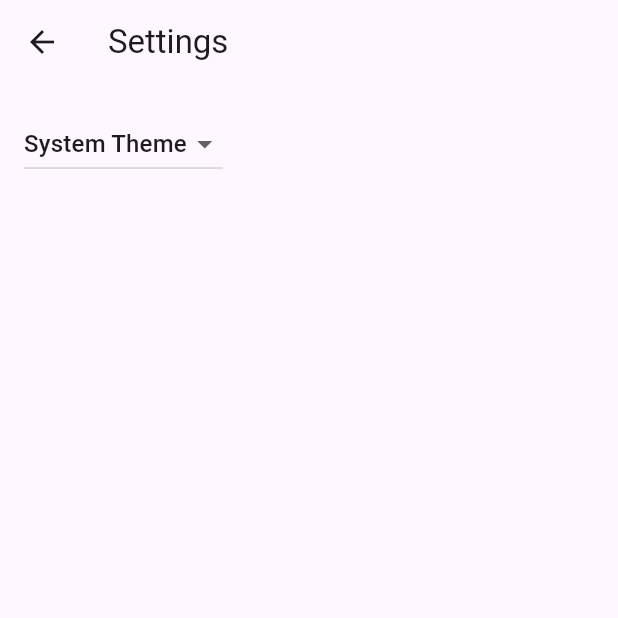
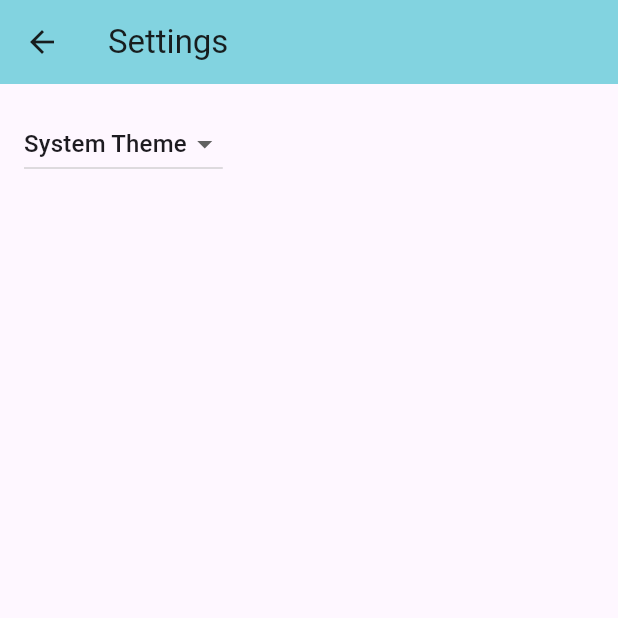
Before and after one commit to jeffreyalanwang/take_recorder, a Flutter app: the screen it shows after launch, after a tap on the "settings" icon, on a phone screen of 412 x 824 dp, the top half of it. Run offline on Flutter 3.47's test engine with Material 3 defaults, Android fonts, the light colour scheme and no system bars; drawn by our look-alikes of dynamic_color; generated files the repository leaves out were written again.

Commit message:
enable system color scheme

```diff
--- a/lib/src/app.dart
+++ b/lib/src/app.dart
@@ -1,13 +1,14 @@
 import 'package:flutter/material.dart';
 import 'package:flutter_gen/gen_l10n/app_localizations.dart';
 import 'package:flutter_localizations/flutter_localizations.dart';
+
+import 'package:dynamic_color/dynamic_color.dart';
 
 import 'sample_feature/sample_item_details_view.dart';
 import 'sample_feature/sample_item_list_view.dart';
 import 'settings/settings_controller.dart';
 import 'settings/settings_view.dart';
 
-/// The Widget that configures your application.
 class MyApp extends StatelessWidget {
   const MyApp({
     super.key,
@@ -16,15 +17,40 @@ class MyApp extends StatelessWidget {
 
   final SettingsController settingsController;
 
+  ThemeData _themeFromDynamic(ColorScheme? dynamic, bool dark) {
+    ColorScheme colors;
+    ThemeData theme = dark ? ThemeData.dark(useMaterial3: true) : ThemeData.light(useMaterial3: true);
+
+    if (dynamic != null) {
+      colors = dynamic.harmonized();
+    } else {
+      const seedColor = Color.fromARGB(255, 51, 51, 51);
+      colors = ColorScheme.fromSeed(
+        seedColor: seedColor,
+        brightness: dark ? Brightness.dark : Brightness.light,
+      );
+    }
+
+    theme = theme.copyWith(
+      colorScheme: colors,
+      appBarTheme: AppBarTheme(
+        backgroundColor: dark ? Colors.black : colors.inversePrimary,
+      ),
+    );
+
+    return theme;
+  }
+
   @override
   Widget build(BuildContext context) {
-    // Glue the SettingsController to the MaterialApp.
-    //
-    // The ListenableBuilder Widget listens to the SettingsController for changes.
-    // Whenever the user updates their settings, the MaterialApp is rebuilt.
     return ListenableBuilder(
       listenable: settingsController,
       builder: (BuildContext context, Widget? child) {
+        return DynamicColorBuilder(
+          builder: (lightDynamic, darkDynamic) {
+            var lightTheme = _themeFromDynamic(lightDynamic, false);
+            var darkTheme = _themeFromDynamic(darkDynamic, true);
+
             return MaterialApp(
               // Providing a restorationScopeId allows the Navigator built by the
               // MaterialApp to restore the navigation stack when a user leaves and
@@ -56,8 +82,8 @@ class MyApp extends StatelessWidget {
               // Define a light and dark color theme. Then, read the user's
               // preferred ThemeMode (light, dark, or system default) from the
               // SettingsController to display the correct theme.
-          theme: ThemeData(),
-          darkTheme: ThemeData.dark(),
+              theme: lightTheme,
+              darkTheme: darkTheme,
               themeMode: settingsController.themeMode,
 
               // Define a function to handle named routes in order to support
@@ -79,6 +105,8 @@ class MyApp extends StatelessWidget {
                 );
               },
             );
+          }
+        );
       },
     );
   }
--- a/pubspec.yaml
+++ b/pubspec.yaml
@@ -10,6 +10,7 @@ environment:
   sdk: '>=3.3.4 <4.0.0'
 
 dependencies:
+  dynamic_color: ^1.7.0
   flutter:
     sdk: flutter
   flutter_localizations:
```
Also changed, not shown: pubspec.lock, 5 other files. Lines whose indentation alone changed are shown as unchanged.
